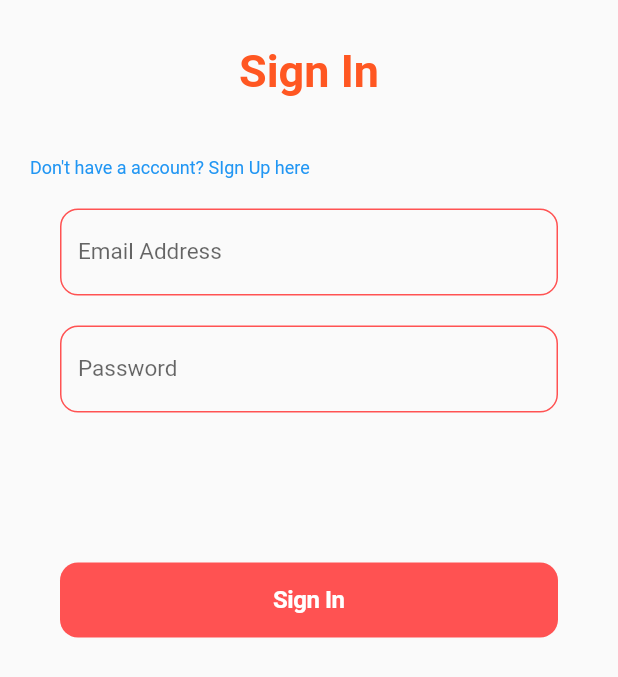
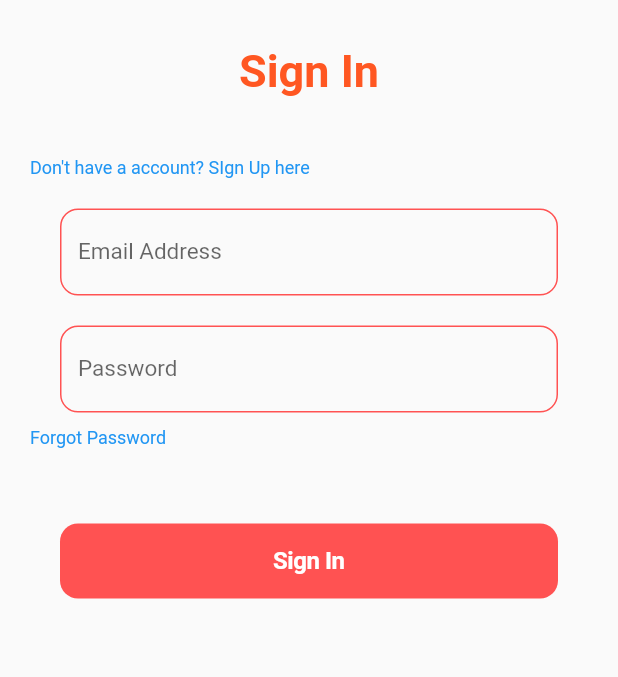
Before and after one commit to Kanishka-Git97/Power-Fuel-Client-App, a Flutter app: the screen it shows after launch, on a phone screen of 412 x 824 dp. Shown: the top 677 px of the screen. Run offline on Flutter 3.47's test engine with Material 2 defaults, Android fonts, the phone set to English and light mode, and no system bars; our stand-ins replace google_nav_bar, qr_flutter, snippet_coder_utils.

Commit message:
Updated UI screens

```diff
--- a/lib/constants/constants.dart
+++ b/lib/constants/constants.dart
@@ -2,7 +2,7 @@ import 'package:flutter/material.dart';
 
 //Colors
 const Color primaryColor = Colors.deepOrange;
-final Color secondaryColor = Colors.redAccent;
+const Color secondaryColor = Colors.redAccent;
 const Color textColor = Colors.white;
 final Color secondaryTextColor = Colors.grey.shade800;
 
@@ -25,5 +25,5 @@ const TextStyle formTitleLight =
 
 //Database Setting
 
-String baseUrl = "http://192.168.1.103:8080";
+String baseUrl = "http://192.168.65.246:8080";
 // "http://192.168.8.101:8080";
--- a/lib/presentation/screens/login_screen.dart
+++ b/lib/presentation/screens/login_screen.dart
@@ -128,8 +128,26 @@ class _LoginScreenState extends State<LoginScreen> {
                     controller: _passwordController,
                   ),
                 ),
+                const SizedBox(height: 10,),
+                GestureDetector(
+                  onTap: () {
+                    Navigator.pushReplacement(
+                      context,
+                      MaterialPageRoute(
+                        builder: ((context) => const RegisterScreen()),
+                      ),
+                    );
+                  },
+                  child: const Text(
+                    "Forgot Password",
+                    style: TextStyle(
+                        fontSize: 12,
+                        fontWeight: FontWeight.w400,
+                        color: Colors.blue),
+                  ),
+                ),
                 const SizedBox(
-                  height: 100,
+                  height: 50,
                 ),
                 Row(
                   children: [
```
